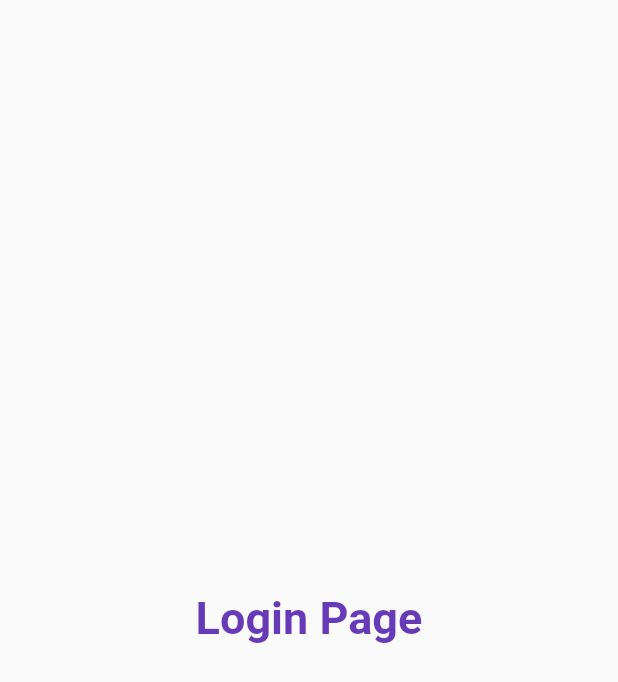
After one commit to gami34/advance_flutter_feature_dev, a Flutter app: the screen it shows after launch, on a phone screen of 412 x 824 dp. The commit adds this screen. Shown: the top 682 px of the screen. Run offline on Flutter 3.47's test engine with Material 2 defaults, Android fonts, the phone set to English and light mode, and no system bars.

Commit message:
completed day 3

```diff
--- a/lib/main.dart
+++ b/lib/main.dart
@@ -1,4 +1,5 @@
-import 'package:catalog_app/home_page.dart';
+import 'package:catalog_app/pages/home_page.dart';
+import 'package:catalog_app/pages/login_page.dart';
 import 'package:flutter/material.dart';
 
 void main() {
@@ -11,8 +12,18 @@ class MyApp extends StatelessWidget {
   @override
   Widget build(BuildContext context) {
     // returned widet value
-    return const MaterialApp(
-      home: Homepage(),
+    return MaterialApp(
+      themeMode: ThemeMode.light,
+      theme: ThemeData(primarySwatch: Colors.deepPurple),
+      darkTheme: ThemeData(
+        brightness: Brightness.dark,
+      ),
+      initialRoute: "/",
+      routes: {
+        "/": (context) => LoginPage(),
+        "/home": (context) => Homepage(),
+        "/login": (context) => LoginPage(),
+      },
     );
   }
 }
--- /dev/null
+++ b/lib/pages/login_page.dart
@@ -0,0 +1,22 @@
+import 'package:flutter/cupertino.dart';
+import 'package:flutter/material.dart';
+
+class LoginPage extends StatelessWidget {
+  const LoginPage({Key? key}) : super(key: key);
+
+  @override
+  Widget build(BuildContext context) {
+    return Material(
+      child: Center(
+        child: Text(
+          "Login Page",
+          style: TextStyle(
+            fontSize: 30,
+            fontWeight: FontWeight.bold,
+            color: Colors.deepPurple,
+          ),
+        ),
+      ),
+    );
+  }
+}
```
Also changed, not shown: lib/pages/home_page.dart (renamed from lib/home_page.dart).
